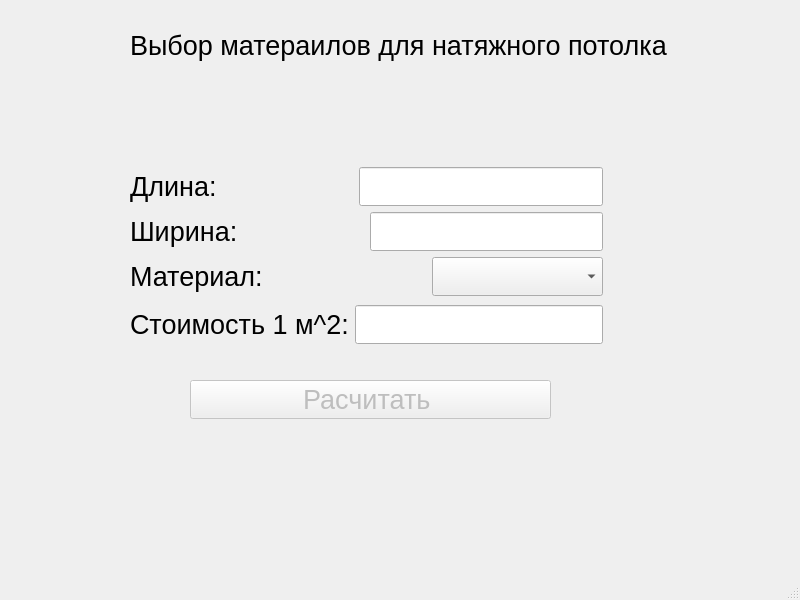
KorolevIvanMi/Qt_labs, file mainwindow.ui: the form before one commit.
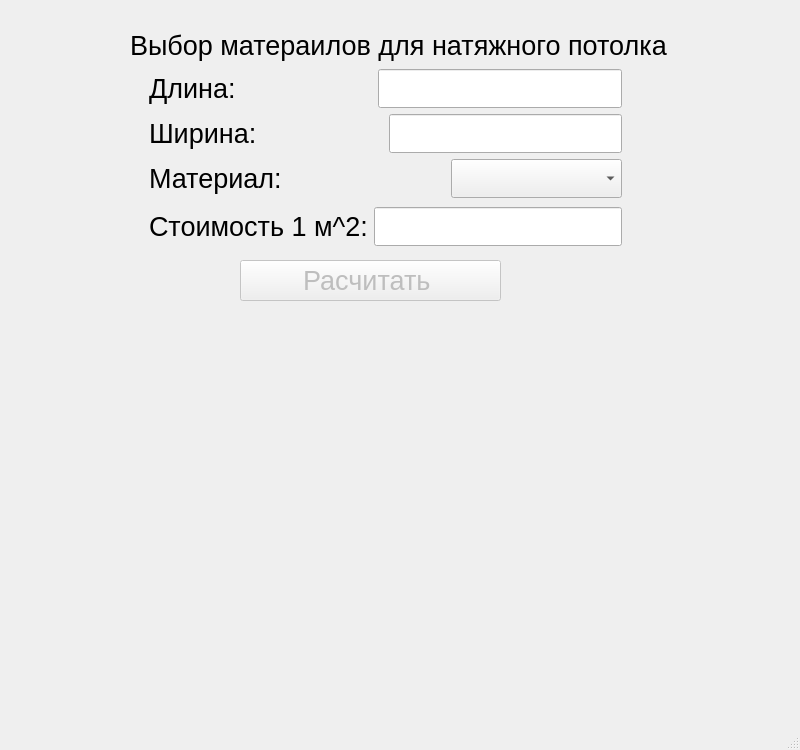
The form after the commit.

Diff of the .ui file:
```diff
--- a/mainwindow.ui
+++ b/mainwindow.ui
@@ -7,7 +7,7 @@
     <x>0</x>
     <y>0</y>
     <width>800</width>
-    <height>600</height>
+    <height>750</height>
    </rect>
   </property>
   <property name="windowTitle">
@@ -35,8 +35,8 @@
    <widget class="QWidget" name="layoutWidget">
     <property name="geometry">
      <rect>
-      <x>130</x>
-      <y>164</y>
+      <x>149</x>
+      <y>66</y>
       <width>473</width>
       <height>183</height>
      </rect>
@@ -196,21 +196,18 @@
      </item>
     </layout>
    </widget>
-   <widget class="QWidget" name="layoutWidget">
-    <property name="geometry">
-     <rect>
-      <x>190</x>
-      <y>380</y>
-      <width>361</width>
-      <height>82</height>
-     </rect>
-    </property>
-    <layout class="QVBoxLayout" name="verticalLayout_3">
-     <item>
       <widget class="QPushButton" name="resultBtn">
        <property name="enabled">
         <bool>false</bool>
        </property>
+    <property name="geometry">
+     <rect>
+      <x>240</x>
+      <y>260</y>
+      <width>261</width>
+      <height>41</height>
+     </rect>
+    </property>
        <property name="font">
         <font>
          <pointsize>20</pointsize>
@@ -220,9 +217,15 @@
         <string>Расчитать </string>
        </property>
       </widget>
-     </item>
-     <item>
       <widget class="QLabel" name="resultLbl">
+    <property name="geometry">
+     <rect>
+      <x>220</x>
+      <y>330</y>
+      <width>311</width>
+      <height>201</height>
+     </rect>
+    </property>
        <property name="font">
         <font>
          <pointsize>20</pointsize>
@@ -231,9 +234,6 @@
        <property name="text">
         <string/>
        </property>
-      </widget>
-     </item>
-    </layout>
    </widget>
   </widget>
   <widget class="QMenuBar" name="menubar">
```
Lines whose indentation alone changed are shown as unchanged.
